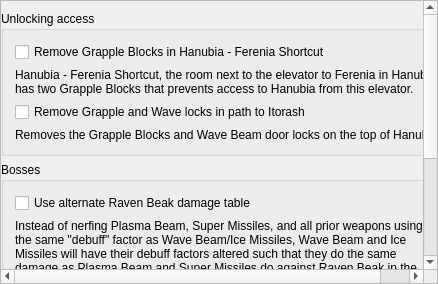
Qt form randovania/gui/ui_files/preset_dread_patches.ui (randovania/randovania) before a commit.
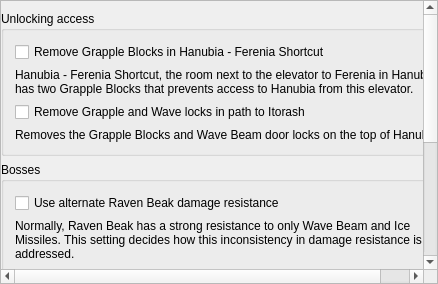
The same form after that commit.

```diff
--- a/randovania/gui/ui_files/preset_dread_patches.ui
+++ b/randovania/gui/ui_files/preset_dread_patches.ui
@@ -125,14 +125,14 @@
            <item>
             <widget class="QCheckBox" name="consistent_raven_beak_damage_table_check">
              <property name="text">
-              <string>Use alternate Raven Beak damage table</string>
+              <string>Use alternate Raven Beak damage resistance</string>
              </property>
             </widget>
            </item>
            <item>
             <widget class="QLabel" name="consistent_raven_beak_damage_table_label">
              <property name="text">
-              <string>Instead of nerfing Plasma Beam, Super Missiles, and all prior weapons using the same "debuff" factor as Wave Beam/Ice Missiles, Wave Beam and Ice Missiles will have their debuff factors altered such that they do the same damage as Plasma Beam and Super Missiles do against Raven Beak in the vanilla game.</string>
+              <string>Normally, Raven Beak has a strong resistance to only Wave Beam and Ice Missiles. This setting decides how this inconsistency in damage resistance is addressed.&#10;&#10;When unchecked, the damage of all weapons will be reduced by the same factor as Wave Beam and Ice Missiles.&#10;&#10;When checked, the damage of Wave Beam and Ice Missiles will be increased to match that of Plasma Beam and Super Missiles, respectively.</string>
              </property>
              <property name="wordWrap">
               <bool>true</bool>
```
Left out of the diff: 6 changed lines with no effect on the pictures.
